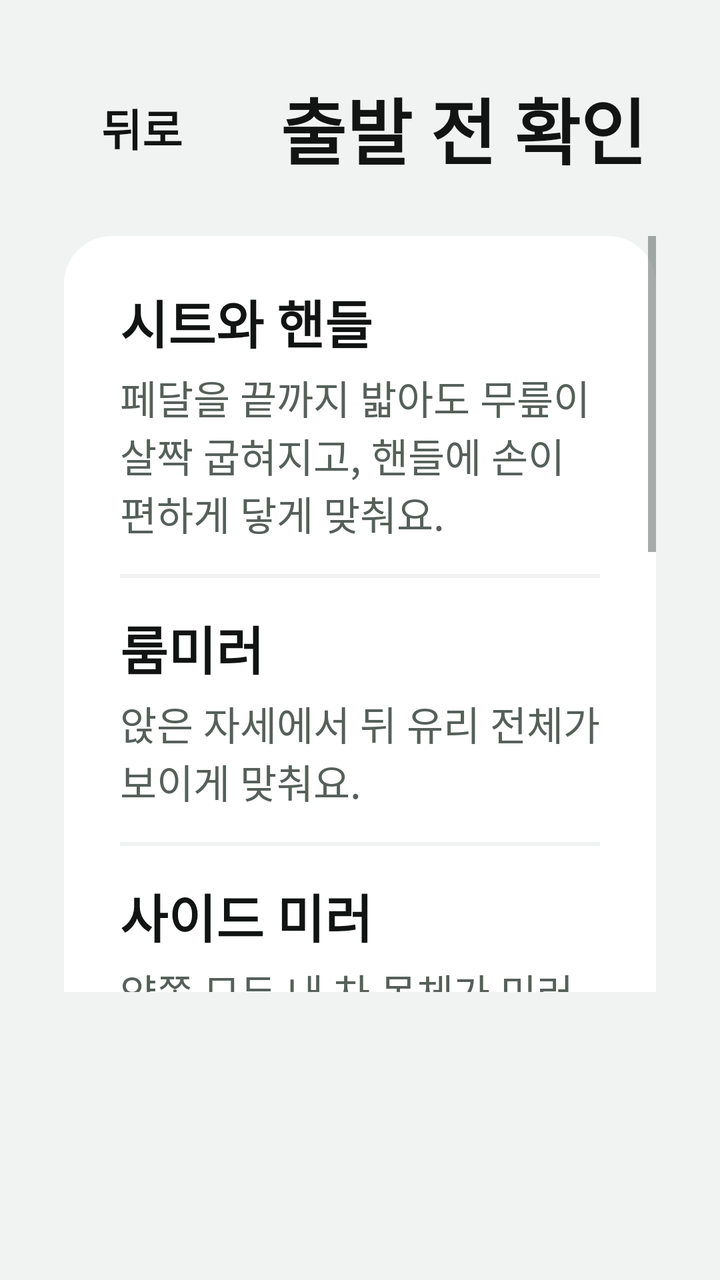
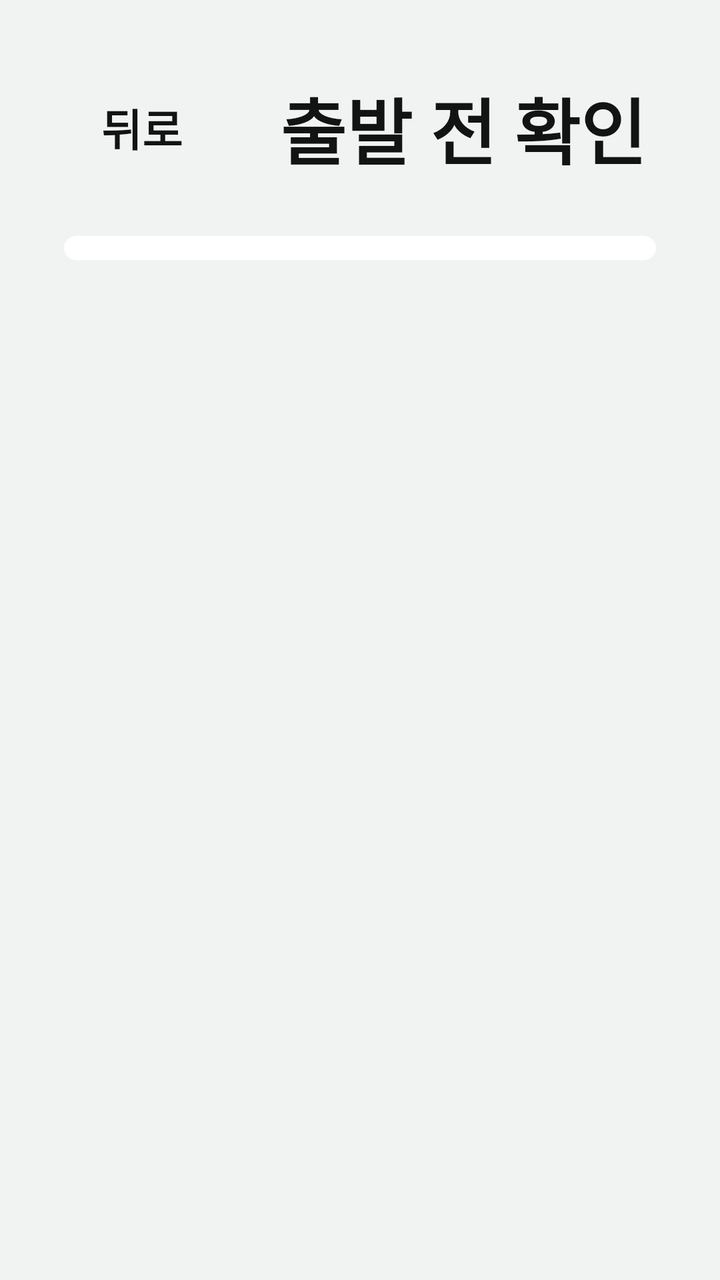

Two renders of the same Android screen: before a commit and after it. Below are the layout's source before the change and the commit's diff.
<!-- AndroidManifest.xml: application theme Theme.Jeonunbochocar -->
<!-- res/layout/screen_checklist.xml -->
<?xml version="1.0" encoding="utf-8"?>
<LinearLayout xmlns:android="http://schemas.android.com/apk/res/android"
    android:layout_width="match_parent"
    android:layout_height="match_parent"
    android:orientation="vertical"
    android:padding="32dp">

    <LinearLayout
        android:layout_width="match_parent"
        android:layout_height="wrap_content"
        android:gravity="center_vertical"
        android:orientation="horizontal">

        <Button
            android:id="@+id/btnBack"
            style="@style/Jb.Button.Back"
            android:layout_width="wrap_content"
            android:layout_height="64dp"
            android:layout_marginEnd="20dp"
            android:text="뒤로" />

        <TextView
            style="@style/Jb.HeaderTitle"
            android:text="출발 전 확인" />
    </LinearLayout>

    <ScrollView
        android:layout_width="match_parent"
        android:layout_height="0dp"
        android:layout_marginTop="22dp"
        android:layout_weight="1">

        <LinearLayout
            android:layout_width="match_parent"
            android:layout_height="wrap_content"
            android:background="@drawable/bg_block"
            android:backgroundTint="@color/jb_surface"
            android:orientation="vertical"
            android:paddingHorizontal="28dp"
            android:paddingVertical="8dp">

            <TextView style="@style/Jb.CheckTitle" android:text="시트와 핸들" />
            <TextView style="@style/Jb.CheckText" android:text="페달을 끝까지 밟아도 무릎이 살짝 굽혀지고, 핸들에 손이 편하게 닿게 맞춰요." />
            <TextView android:id="@+id/statusSteering" style="@style/Jb.CheckStatus" />
            <View style="@style/Jb.CheckDivider" />

            <TextView style="@style/Jb.CheckTitle" android:text="룸미러" />
            <TextView style="@style/Jb.CheckText" android:text="앉은 자세에서 뒤 유리 전체가 보이게 맞춰요." />
            <View style="@style/Jb.CheckDivider" />

            <TextView style="@style/Jb.CheckTitle" android:text="사이드 미러" />
            <TextView style="@style/Jb.CheckText" android:text="양쪽 모두 내 차 몸체가 미러 안쪽 끝에 조금만 보이게 맞춰요." />
            <View style="@style/Jb.CheckDivider" />

            <TextView style="@style/Jb.CheckTitle" android:text="안전벨트" />
            <TextView style="@style/Jb.CheckText" android:text="운전자와 함께 탄 모든 사람이 매요." />
            <TextView android:id="@+id/statusBelt" style="@style/Jb.CheckStatus" />
            <View style="@style/Jb.CheckDivider" />

            <TextView style="@style/Jb.CheckTitle" android:text="기어와 주차 브레이크" />
            <TextView style="@style/Jb.CheckText" android:text="주차 브레이크를 풀고, 기어를 P에서 D로 바꾸기 전에 한 번 더 확인해요." />
            <TextView android:id="@+id/statusGear" style="@style/Jb.CheckStatus" />
            <View style="@style/Jb.CheckDivider" />

            <TextView style="@style/Jb.CheckTitle" android:text="계기판" />
            <TextView style="@style/Jb.CheckText" android:text="경고등이 켜져 있지 않은지, 연료가 충분한지 확인해요." />
        </LinearLayout>
    </ScrollView>

    <Button
        android:id="@+id/btnGo"
        style="@style/Jb.Button.Primary"
        android:layout_width="match_parent"
        android:layout_height="96dp"
        android:layout_marginTop="16dp"
        android:text="다 확인했어요, 출발" />
</LinearLayout>
<!-- resources referenced by this layout -->
<resources>
  <color name="jb_surface">#FFFFFF</color>
  <!-- drawable bg_block (drawable) -->
  <?xml version="1.0" encoding="utf-8"?>
  <shape xmlns:android="http://schemas.android.com/apk/res/android">
      <solid android:color="@color/white" />
      <corners android:radius="24dp" />
  </shape>
  <style name="Jb.Button.Back">
          <item name="cornerRadius">32dp</item>
          <item name="icon">@drawable/ic_chevron_left</item>
          <item name="iconTint">@color/jb_text</item>
          <item name="iconPadding">6dp</item>
          <item name="android:minHeight">64dp</item>
          <item name="android:paddingStart">14dp</item>
          <item name="android:paddingEnd">24dp</item>
      </style>
  <style name="Jb.Button.Primary">
          <item name="backgroundTint">@color/jb_primary</item>
          <item name="android:textColor">@color/jb_on_primary</item>
          <item name="android:textSize">28sp</item>
          <item name="cornerRadius">24dp</item>
      </style>
  <style name="Jb.CheckDivider" parent="">
          <item name="android:layout_width">match_parent</item>
          <item name="android:layout_height">2dp</item>
          <item name="android:background">@color/jb_background</item>
      </style>
  <style name="Jb.CheckStatus" parent="">
          <item name="android:layout_width">match_parent</item>
          <item name="android:layout_height">wrap_content</item>
          <item name="android:layout_marginTop">-8dp</item>
          <item name="android:layout_marginBottom">16dp</item>
          <item name="android:textColor">@color/jb_text</item>
          <item name="android:textSize">22sp</item>
          <item name="android:textStyle">bold</item>
          <item name="android:visibility">gone</item>
      </style>
  <style name="Jb.CheckText" parent="">
          <item name="android:layout_width">match_parent</item>
          <item name="android:layout_height">wrap_content</item>
          <item name="android:layout_marginTop">4dp</item>
          <item name="android:layout_marginBottom">16dp</item>
          <item name="android:textColor">@color/jb_text_secondary</item>
          <item name="android:textSize">20sp</item>
      </style>
  <style name="Jb.CheckTitle" parent="">
          <item name="android:layout_width">match_parent</item>
          <item name="android:layout_height">wrap_content</item>
          <item name="android:layout_marginTop">16dp</item>
          <item name="android:textColor">@color/jb_text</item>
          <item name="android:textSize">26sp</item>
          <item name="android:textStyle">bold</item>
      </style>
  <style name="Jb.HeaderTitle" parent="">
          <item name="android:layout_width">wrap_content</item>
          <item name="android:layout_height">wrap_content</item>
          <item name="android:textColor">@color/jb_text</item>
          <item name="android:textSize">36sp</item>
          <item name="android:textStyle">bold</item>
      </style>
  <color name="white">#FFFFFFFF</color>
  <!-- drawable ic_chevron_left (drawable) -->
  <?xml version="1.0" encoding="utf-8"?>
  <vector xmlns:android="http://schemas.android.com/apk/res/android"
      android:width="24dp"
      android:height="24dp"
      android:viewportWidth="24"
      android:viewportHeight="24">
      <path
          android:fillColor="#FFFFFFFF"
          android:pathData="M15.41,7.41L14,6l-6,6 6,6 1.41,-1.41L10.83,12z" />
  </vector>
  <color name="jb_text">#111413</color>
  <color name="jb_primary">#111413</color>
  <color name="jb_on_primary">#F1F3F2</color>
  <color name="jb_background">#F1F3F2</color>
  <color name="jb_text_secondary">#56605B</color>
  <style name="Jb.Text" parent="Widget.AppCompat.TextView">
          <item name="android:textColor">@color/jb_text</item>
      </style>
  <!-- unchanged entries left out for length: 2 -->
</resources>

<!-- the commit's change to res/layout/screen_checklist.xml (unified diff, before → after) -->
@@ -30,41 +30,16 @@
         android:layout_marginTop="22dp"
         android:layout_weight="1">
 
+        
         <LinearLayout
+            android:id="@+id/checkRows"
             android:layout_width="match_parent"
             android:layout_height="wrap_content"
             android:background="@drawable/bg_block"
             android:backgroundTint="@color/jb_surface"
             android:orientation="vertical"
-            android:paddingHorizontal="28dp"
-            android:paddingVertical="8dp">
-
-            <TextView style="@style/Jb.CheckTitle" android:text="시트와 핸들" />
-            <TextView style="@style/Jb.CheckText" android:text="페달을 끝까지 밟아도 무릎이 살짝 굽혀지고, 핸들에 손이 편하게 닿게 맞춰요." />
-            <TextView android:id="@+id/statusSteering" style="@style/Jb.CheckStatus" />
-            <View style="@style/Jb.CheckDivider" />
-
-            <TextView style="@style/Jb.CheckTitle" android:text="룸미러" />
-            <TextView style="@style/Jb.CheckText" android:text="앉은 자세에서 뒤 유리 전체가 보이게 맞춰요." />
-            <View style="@style/Jb.CheckDivider" />
-
-            <TextView style="@style/Jb.CheckTitle" android:text="사이드 미러" />
-            <TextView style="@style/Jb.CheckText" android:text="양쪽 모두 내 차 몸체가 미러 안쪽 끝에 조금만 보이게 맞춰요." />
-            <View style="@style/Jb.CheckDivider" />
-
-            <TextView style="@style/Jb.CheckTitle" android:text="안전벨트" />
-            <TextView style="@style/Jb.CheckText" android:text="운전자와 함께 탄 모든 사람이 매요." />
-            <TextView android:id="@+id/statusBelt" style="@style/Jb.CheckStatus" />
-            <View style="@style/Jb.CheckDivider" />
-
-            <TextView style="@style/Jb.CheckTitle" android:text="기어와 주차 브레이크" />
-            <TextView style="@style/Jb.CheckText" android:text="주차 브레이크를 풀고, 기어를 P에서 D로 바꾸기 전에 한 번 더 확인해요." />
-            <TextView android:id="@+id/statusGear" style="@style/Jb.CheckStatus" />
-            <View style="@style/Jb.CheckDivider" />
-
-            <TextView style="@style/Jb.CheckTitle" android:text="계기판" />
-            <TextView style="@style/Jb.CheckText" android:text="경고등이 켜져 있지 않은지, 연료가 충분한지 확인해요." />
-        </LinearLayout>
+            android:paddingHorizontal="24dp"
+            android:paddingVertical="6dp" />
     </ScrollView>
 
     <Button
<!-- resource entries referenced after the edit -->
@@ -21,37 +21,6 @@
           <item name="android:textColor">@color/jb_on_primary</item>
           <item name="android:textSize">28sp</item>
           <item name="cornerRadius">24dp</item>
-      </style>
-  <style name="Jb.CheckDivider" parent="">
-          <item name="android:layout_width">match_parent</item>
-          <item name="android:layout_height">2dp</item>
-          <item name="android:background">@color/jb_background</item>
-      </style>
-  <style name="Jb.CheckStatus" parent="">
-          <item name="android:layout_width">match_parent</item>
-          <item name="android:layout_height">wrap_content</item>
-          <item name="android:layout_marginTop">-8dp</item>
-          <item name="android:layout_marginBottom">16dp</item>
-          <item name="android:textColor">@color/jb_text</item>
-          <item name="android:textSize">22sp</item>
-          <item name="android:textStyle">bold</item>
-          <item name="android:visibility">gone</item>
-      </style>
-  <style name="Jb.CheckText" parent="">
-          <item name="android:layout_width">match_parent</item>
-          <item name="android:layout_height">wrap_content</item>
-          <item name="android:layout_marginTop">4dp</item>
-          <item name="android:layout_marginBottom">16dp</item>
-          <item name="android:textColor">@color/jb_text_secondary</item>
-          <item name="android:textSize">20sp</item>
-      </style>
-  <style name="Jb.CheckTitle" parent="">
-          <item name="android:layout_width">match_parent</item>
-          <item name="android:layout_height">wrap_content</item>
-          <item name="android:layout_marginTop">16dp</item>
-          <item name="android:textColor">@color/jb_text</item>
-          <item name="android:textSize">26sp</item>
-          <item name="android:textStyle">bold</item>
       </style>
   <style name="Jb.HeaderTitle" parent="">
           <item name="android:layout_width">wrap_content</item>
